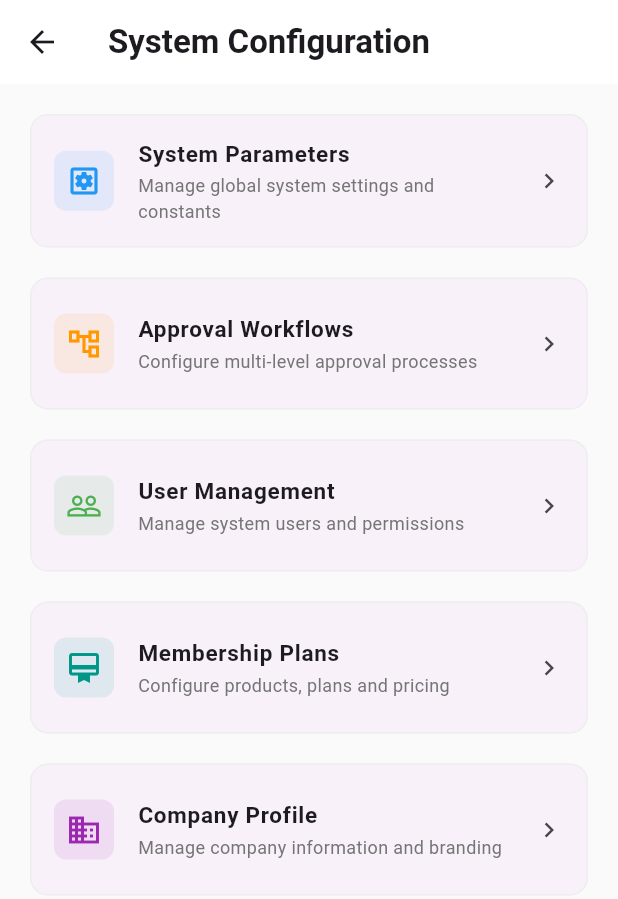
After one commit to mawa-za/mawa_erp, a Flutter app: the SystemConfigurationScreen screen opened directly, on a phone screen of 412 x 824 dp. The commit adds this screen. Shown: the top 899 px of the screen. Run offline on Flutter 3.47's test engine with Material 3 defaults, Android fonts, the phone set to English and light mode, and no system bars; our stand-ins replace file_picker, open_filex, pdf, printing, shared_preferences; accounts and stored records are empty.

Commit message:
Implement `SystemConfigurationScreen` to consolidate administrative settings
- **UI Components**:
    - Create `SystemConfigurationScreen` to provide a centralized hub for managing system parameters, approval workflows, users, membership plans, and company profiles.
    - Implement a tiled navigation layout using `_buildConfigTile` for a consistent look across configuration options.
- **Navigation & Routing**:
    - Update `HomePage` to consolidate multiple configuration-related routes (users, settings, company, workflows) into the new `SystemConfigurationScreen`.
    - Map configuration-related module IDs to a new `settings_applications_rounded` icon.
    - Set `CompanyInfoScreen` to editable mode (`isReadOnly: false`) when accessed through the system configuration menu.

```diff
--- a/lib/features/home/home_page.dart
+++ b/lib/features/home/home_page.dart
@@ -14,6 +14,7 @@ import '../payroll/screens/payroll_batch_list_screen.dart';
 import '../settings/screens/settings_screen.dart';
 import '../settings/screens/user_list_screen.dart';
 import '../settings/screens/company_info_screen.dart';
+import '../settings/screens/system_configuration_screen.dart';
 import '../partners/screens/partner_list_screen.dart';
 import '../cashup/screens/cashup_list_screen.dart';
 import '../approvals/screens/approval_workflow_list_screen.dart';
@@ -188,6 +189,7 @@ class _MyHomePageState extends State<MyHomePage> with SingleTickerProviderStateM
     if (lowerId.contains('cashup')) return Icons.point_of_sale_rounded;
     if (lowerId.contains('workflow')) return Icons.account_tree_rounded;
     if (lowerId.contains('approval')) return Icons.fact_check_rounded;
+    if (lowerId.contains('config')) return Icons.settings_applications_rounded;
     return Icons.apps_rounded;
   }
 
@@ -207,16 +209,11 @@ class _MyHomePageState extends State<MyHomePage> with SingleTickerProviderStateM
       Navigator.of(context).push(MaterialPageRoute(builder: (context) => const PaymentRequestListScreen()));
     } else if (id.contains('partner') || description.contains('partner')) {
       Navigator.of(context).push(MaterialPageRoute(builder: (context) => const PartnerListScreen()));
-    } else if (id.contains('user')) {
-      Navigator.of(context).push(MaterialPageRoute(builder: (context) => const UserListScreen()));
-    } else if (id.contains('company') || description.contains('company')) {
-      Navigator.of(context).push(MaterialPageRoute(builder: (context) => const CompanyInfoScreen(isReadOnly: true)));
-    } else if (id.contains('setting') || description.contains('setting')) {
-      Navigator.of(context).push(MaterialPageRoute(builder: (context) => const SystemSettingsScreen()));
+    } else if (id.contains('user') || id.contains('setting') || id.contains('company') || id.contains('workflow') || id.contains('config')) {
+      // All configuration consolidated under System Configuration module
+      Navigator.of(context).push(MaterialPageRoute(builder: (context) => const SystemConfigurationScreen()));
     } else if (id.contains('cashup') || description.contains('cashup')) {
       Navigator.of(context).push(MaterialPageRoute(builder: (context) => const CashupListScreen()));
-    } else if (id.contains('workflow')) {
-      Navigator.of(context).push(MaterialPageRoute(builder: (context) => const ApprovalWorkflowListScreen()));
     } else if (id.contains('approval')) {
       Navigator.of(context).push(MaterialPageRoute(builder: (context) => const ApprovalListScreen()));
     } else {
--- /dev/null
+++ b/lib/features/settings/screens/system_configuration_screen.dart
@@ -0,0 +1,104 @@
+import 'package:flutter/material.dart';
+import 'settings_screen.dart';
+import 'user_list_screen.dart';
+import 'company_info_screen.dart';
+import '../../approvals/screens/approval_workflow_list_screen.dart';
+import '../../membership/screens/membership_plan_list_screen.dart';
+
+class SystemConfigurationScreen extends StatelessWidget {
+  const SystemConfigurationScreen({super.key});
+
+  @override
+  Widget build(BuildContext context) {
+    final colorScheme = Theme.of(context).colorScheme;
+
+    return Scaffold(
+      backgroundColor: Colors.grey[50],
+      appBar: AppBar(
+        title: const Text('System Configuration', style: TextStyle(fontWeight: FontWeight.bold)),
+        backgroundColor: Colors.white,
+        surfaceTintColor: Colors.white,
+      ),
+      body: ListView(
+        padding: const EdgeInsets.all(16),
+        children: [
+          _buildConfigTile(
+            context,
+            title: 'System Parameters',
+            subtitle: 'Manage global system settings and constants',
+            icon: Icons.settings_applications_outlined,
+            color: Colors.blue,
+            onTap: () => Navigator.push(context, MaterialPageRoute(builder: (context) => const SystemSettingsScreen())),
+          ),
+          const SizedBox(height: 12),
+          _buildConfigTile(
+            context,
+            title: 'Approval Workflows',
+            subtitle: 'Configure multi-level approval processes',
+            icon: Icons.account_tree_outlined,
+            color: Colors.orange,
+            onTap: () => Navigator.push(context, MaterialPageRoute(builder: (context) => const ApprovalWorkflowListScreen())),
+          ),
+          const SizedBox(height: 12),
+          _buildConfigTile(
+            context,
+            title: 'User Management',
+            subtitle: 'Manage system users and permissions',
+            icon: Icons.people_outline,
+            color: Colors.green,
+            onTap: () => Navigator.push(context, MaterialPageRoute(builder: (context) => const UserListScreen())),
+          ),
+          const SizedBox(height: 12),
+          _buildConfigTile(
+            context,
+            title: 'Membership Plans',
+            subtitle: 'Configure products, plans and pricing',
+            icon: Icons.card_membership_outlined,
+            color: Colors.teal,
+            onTap: () => Navigator.push(context, MaterialPageRoute(builder: (context) => const MembershipPlanListScreen())),
+          ),
+          const SizedBox(height: 12),
+          _buildConfigTile(
+            context,
+            title: 'Company Profile',
+            subtitle: 'Manage company information and branding',
+            icon: Icons.business_outlined,
+            color: Colors.purple,
+            onTap: () => Navigator.push(context, MaterialPageRoute(builder: (context) => const CompanyInfoScreen(isReadOnly: false))),
+          ),
+        ],
+      ),
+    );
+  }
+
+  Widget _buildConfigTile(BuildContext context, {
+    required String title,
+    required String subtitle,
+    required IconData icon,
+    required Color color,
+    required VoidCallback onTap,
+  }) {
+    return Card(
+      elevation: 0,
+      shape: RoundedRectangleBorder(
+        borderRadius: BorderRadius.circular(12),
+        side: BorderSide(color: Colors.grey.shade200),
+      ),
+      child: ListTile(
+        contentPadding: const EdgeInsets.symmetric(horizontal: 16, vertical: 8),
+        leading: Container(
+          padding: const EdgeInsets.all(8),
+          decoration: BoxDecoration(
+            color: color.withOpacity(0.1),
+            borderRadius: BorderRadius.circular(8),
+          ),
+          child: Icon(icon, color: color, size: 24),
+        ),
+        title: Text(title, style: const TextStyle(fontWeight: FontWeight.bold, fontSize: 15)),
+        subtitle: Text(subtitle, style: TextStyle(fontSize: 12, color: Colors.grey[600])),
+        trailing: const Icon(Icons.chevron_right, size: 20),
+        onTap: onTap,
+      ),
+    );
+  }
+}
```
